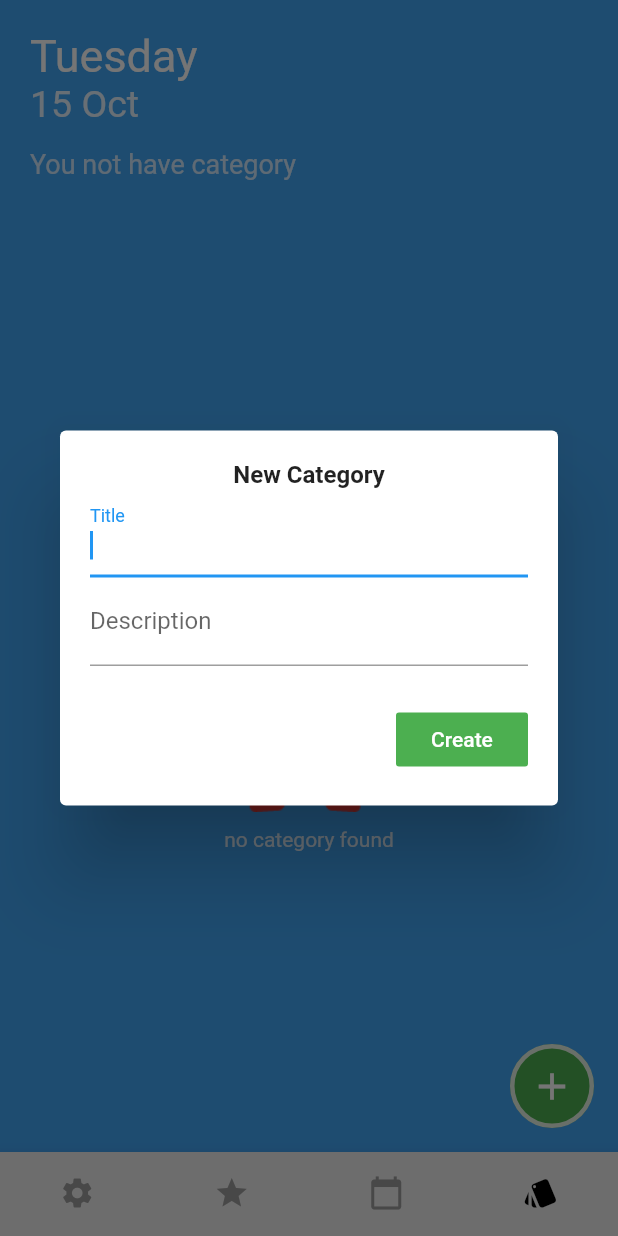
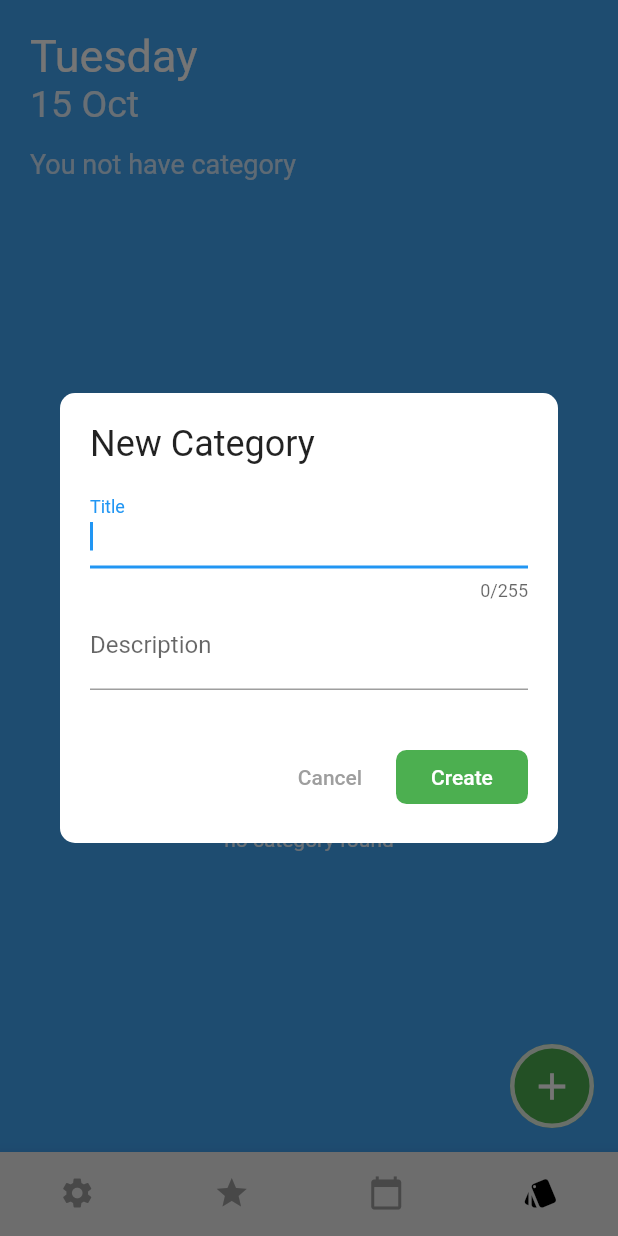
Before and after one commit to douglasnatanmartins/tasks, a Flutter app: the screen it shows after launch, item 4 of the bottom bar chosen, after a tap on the "add" icon, on a phone screen of 412 x 824 dp. Run offline on Flutter 3.47's test engine with Material 2 defaults, Android fonts, the phone set to English and light mode, and no system bars; our stand-ins replace package_info, sqflite; accounts and stored records are empty.

Commit message:
Update the form to new category

```diff
--- a/lib/src/presentation/pages/category/category_page.dart
+++ b/lib/src/presentation/pages/category/category_page.dart
@@ -157,7 +157,7 @@ class _CategoryPageState extends State<CategoryPage> {
                   final result = await showDialog(
                     context: context,
                     builder: (BuildContext context) {
-                      return this._dialogWhenDeleteCategory();
+                      return this.dialogWhenDeleteCategory();
                     }
                   );
 
@@ -176,7 +176,7 @@ class _CategoryPageState extends State<CategoryPage> {
   }
 
   /// Build dialog when delete category.
-  Widget _dialogWhenDeleteCategory() {
+  Widget dialogWhenDeleteCategory() {
     return AlertDialog(
       elevation: 0,
       shape: RoundedRectangleBorder(
--- a/lib/src/presentation/pages/task/task_page.dart
+++ b/lib/src/presentation/pages/task/task_page.dart
@@ -82,7 +82,7 @@ class _TaskPageState extends State<TaskPage> {
               mainAxisAlignment: MainAxisAlignment.spaceBetween,
               children: <Widget>[
                 Text(
-                  'Created: ${DateFormat.yMMMd().format(this.task.createdDate)}',
+                  'Created on ${DateFormat.yMMMd().format(this.task.createdDate)}',
                   style: Theme.of(this.context).textTheme.subtitle.copyWith(
                     fontWeight: FontWeight.w300
                   )
@@ -161,7 +161,7 @@ class _TaskPageState extends State<TaskPage> {
                     this.task.done = checked;
                   },
                 ),
-                SizedBox(width: 10.0),
+                const SizedBox(width: 10.0),
                 Expanded(
                   child: this.editableTitle()
                 ),
--- a/lib/src/presentation/shared/forms/new_category_form.dart
+++ b/lib/src/presentation/shared/forms/new_category_form.dart
@@ -2,90 +2,104 @@ import 'package:flutter/material.dart';
 import 'package:tasks/src/data/models/category_model.dart';
 
 class NewCategoryForm extends StatefulWidget {
+  NewCategoryForm({
+    Key key
+  }): super(key: key);
+
   @override
-  State<StatefulWidget> createState() => _NewCategoryFormState();
+  State<NewCategoryForm> createState() => _NewCategoryFormState();
 }
 
 class _NewCategoryFormState extends State<NewCategoryForm> {
-  GlobalKey<FormState> _key;
-  TextEditingController _titleController;
-  TextEditingController _descriptionController;
+  GlobalKey<FormState> key;
+  TextEditingController titleController;
+  TextEditingController descriptionController;
 
   @override
   void initState() {
     super.initState();
-    this._key = GlobalKey<FormState>();
-    this._titleController = TextEditingController();
-    this._descriptionController = TextEditingController();
+    this.key = GlobalKey<FormState>();
+    this.titleController = TextEditingController();
+    this.descriptionController = TextEditingController();
   }
 
   @override
   void dispose() {
-    this._titleController.dispose();
-    this._descriptionController.dispose();
+    this.titleController.dispose();
+    this.descriptionController.dispose();
     super.dispose();
   }
 
   @override
   Widget build(BuildContext context) {
     return Dialog(
+      elevation: 0,
+      shape: RoundedRectangleBorder(
+        borderRadius: BorderRadius.circular(10.0),
+      ),
       child: Container(
-        width: 450,
-        height: 250,
+        height: 300,
         padding: const EdgeInsets.all(20.0),
         child: Form(
-          key: _key,
+          key: this.key,
           child: Column(
+            crossAxisAlignment: CrossAxisAlignment.start,
             children: <Widget>[
               Text(
                 'New Category',
-                style: TextStyle(
-                  fontSize: 16,
-                  fontWeight: FontWeight.w600
-                )
+                style: Theme.of(context).textTheme.headline
               ),
+              const SizedBox(height: 10.0),
               TextFormField(
                 autofocus: true,
-                controller: this._titleController,
+                controller: this.titleController,
                 decoration: const InputDecoration(
                   labelText: 'Title'
                 ),
-                validator: (value) {
+                validator: (String value) {
                   if (value.trim().isEmpty) {
                     return 'Enter category title';
                   }
                   return null;
                 },
+                maxLength: 255,
               ),
               TextFormField(
-                controller: this._descriptionController,
+                controller: this.descriptionController,
                 decoration: const InputDecoration(
                   labelText: 'Description'
                 )
               ),
-              Expanded(
-                child: Align(
-                  alignment: Alignment.bottomRight,
-                  child: FlatButton(
+              const Spacer(),
+              Row(
+                mainAxisAlignment: MainAxisAlignment.end,
+                children: <Widget>[
+                  FlatButton(
+                    child: Text('Cancel'),
+                    textColor: Colors.grey,
+                    onPressed: () {
+                      Navigator.of(context).pop(false);
+                    },
+                  ),
+                  FlatButton(
+                    shape: RoundedRectangleBorder(
+                      borderRadius: BorderRadius.circular(7.0)
+                    ),
                     color: Colors.green,
-                    child: Text(
-                      'Create',
-                      style: TextStyle(
-                        color: Colors.white
-                      )
-                    ),
+                    textColor: Colors.white,
+                    child: const Text('Create'),
                     onPressed: () {
-                      if (_key.currentState.validate()) {
+                      if (this.key.currentState.validate()) {
                         CategoryModel category = CategoryModel(
-                          title: _titleController.text.trim(),
-                          description: _descriptionController.text.trim(),
-                          created: DateTime.now()
+                          title: this.titleController.text.trim(),
+                          description: this.descriptionController.text.trim(),
+                          created: DateTime.now(),
                         );
                         Navigator.of(context).pop(category);
                       }
-                    }
-                  )
-                )
+                    },
+                  ),
+                ],
               )
             ],
           )
```
